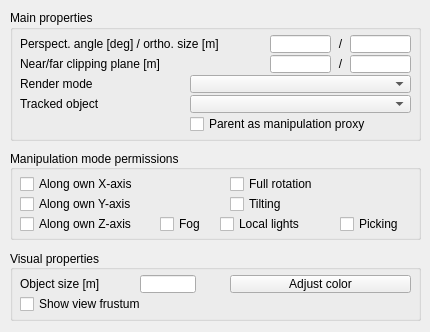
Qt form ui/qdlgcameras.ui (CoppeliaRobotics/coppeliaSimLib) before a commit.
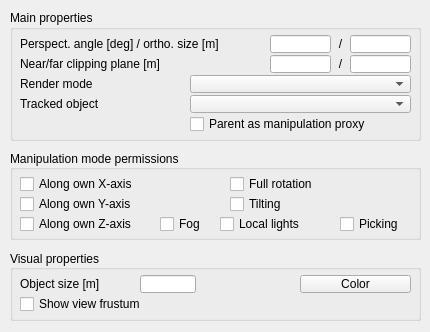
The same form after that commit.

```diff
--- a/ui/qdlgcameras.ui
+++ b/ui/qdlgcameras.ui
@@ -372,9 +372,9 @@
    <widget class="QToolButton" name="qqColorA">
     <property name="geometry">
      <rect>
-      <x>220</x>
+      <x>290</x>
       <y>25</y>
-      <width>181</width>
+      <width>111</width>
       <height>18</height>
      </rect>
     </property>
@@ -382,7 +382,7 @@
      <enum>Qt::StrongFocus</enum>
     </property>
     <property name="text">
-     <string>Adjust color</string>
+     <string>Color</string>
     </property>
    </widget>
    <widget class="QLineEdit" name="qqSize">
```
